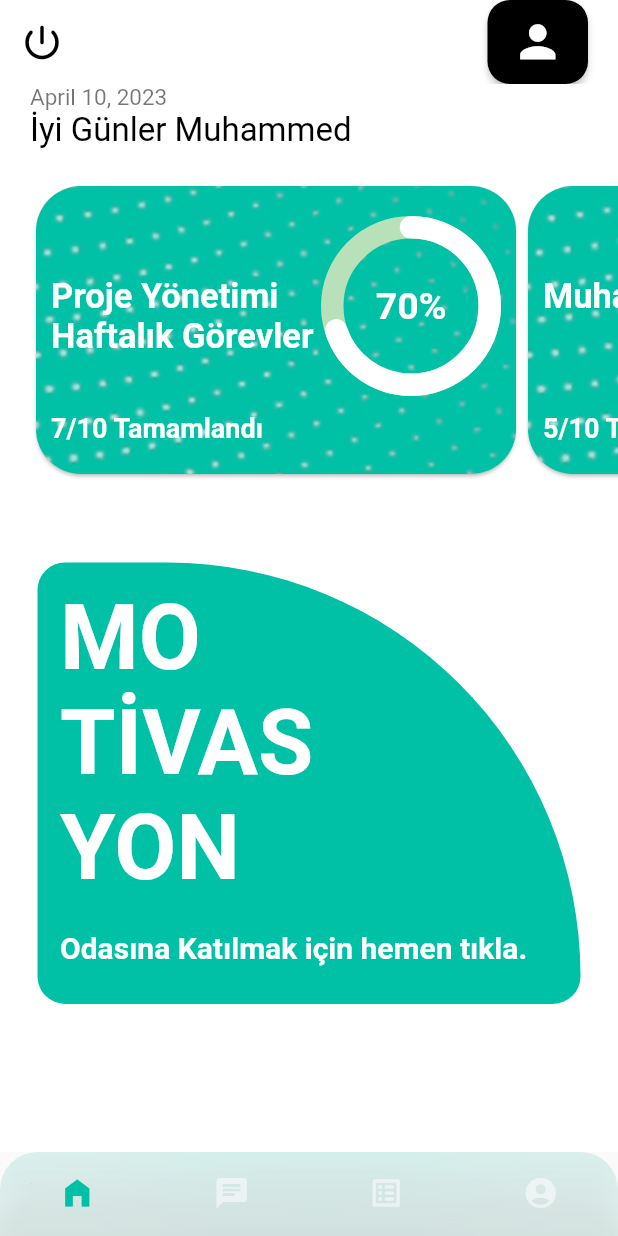
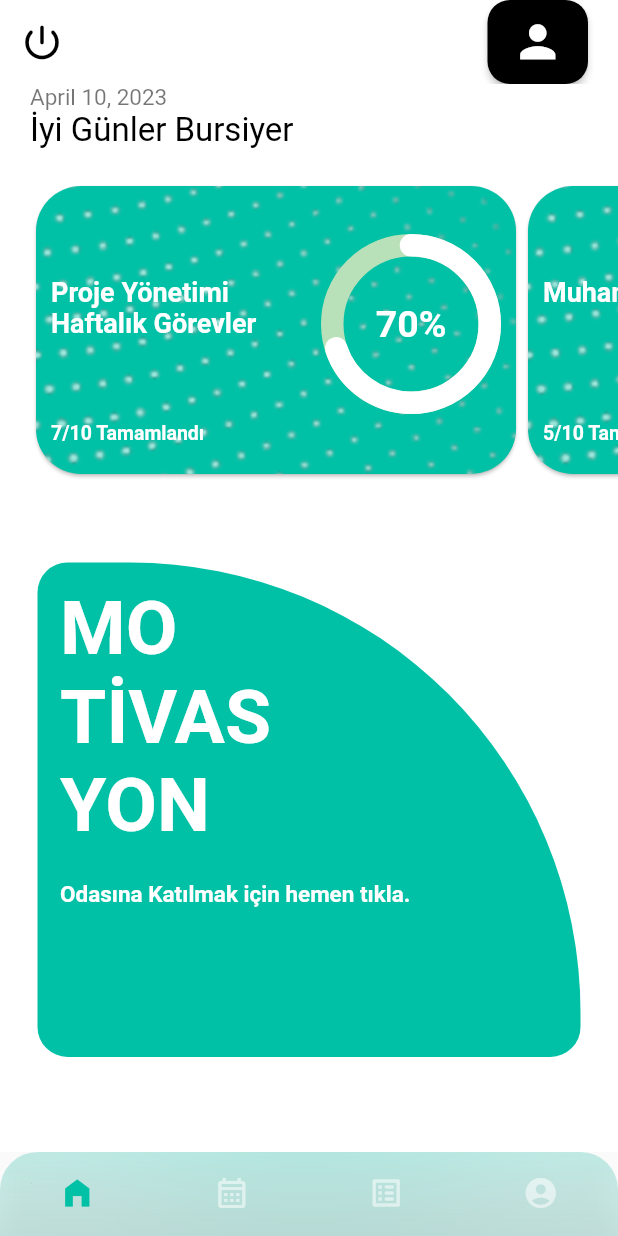
Before and after one commit to Oyun-ve-Uygulama-Akademisi-F18/Flutty, a Flutter app: the NavBar screen opened directly, on a phone screen of 412 x 824 dp. Run offline on Flutter 3.47's test engine with Material 2 defaults, Android fonts, the phone set to English and light mode, and no system bars; drawn by our look-alikes of percent_indicator; our stand-ins replace cloud_firestore, firebase_auth, firebase_core, flutter_riverpod, form_field_validator, freezed_annotation and 1 more; accounts and stored records are empty.

Commit message:
fix some bugs and change layouts

```diff
--- a/lib/constants/constants.dart
+++ b/lib/constants/constants.dart
@@ -28,7 +28,7 @@ class Constants {
   static const String splashScreen1SubTitle2 =
       'Flutty ile hem motivasyonumuzu toplayıp hemde ooo kocaaaaa \nTopluluğumuzdaki Görevlerimizi, Sorumluluklarımızı, ve sizler için Akademinin öngördüğü verimli vakit geçirebileceğiniz planlamalar sizleri bekliyor. ';
   static const String splashScreen1SubTitle3 =
-      'Kullanıcı Adı : OUA2023\nŞifre: 2023';
+      'Email ve Şifreni Girip Aramıza Katıl \n Eğer Kayıtlı Değilsen E mail ve Şifre Yazıp Kayıt ol Butonuna Tıklamayı Unutma...';
 
   /*-------------ActivityText------------*/
   static const String activityTextappbar = 'Aktiviteler';
@@ -53,13 +53,13 @@ class Constants {
   static const double marginActivitymid = 10.0;
   /*-------Activity Font Size-------*/
   static const double activityfontSizetittle = 25;
-  static const double activityfontSize = 20;
+  static const double activityfontSize = 12;
 /*------------Login Text--------*/
   static const String loginWelcome = 'Hoşgeldin';
   static const String loginlogin =
       'Oyun ve Uygulama Akademisinin Motivasyon \n Uygulamasında Seni Görmekten Mutluluk Duyuyoruz \n Hadi Hemen Giriş Yap ';
-  static const String loginErroxtext = "Lütfen Geçerli Bir Kullanıcı Adı Girin";
-  static const String loginUsertext = "Kullanıcı Adı";
+  static const String loginErroxtext = "Lütfen Geçerli Bir Email Adresi Girin";
+  static const String loginUsertext = "Email Adresi";
   static const String loginPasswordtext = 'Şifre';
   static const String loginUsercharackter =
       'Şifreniz En Fazla 10 Karekterden Olmalıdır';
@@ -70,11 +70,11 @@ class Constants {
   static const String loginUserother = 'Veya kullanarak bağlanın';
   static const String loginUser = 'Giriş Yap';
   static const String loginAlert = "Uyarı";
-  static const String loginUserincorrect = "Kullanıcı Adı veya Şifre Hatalıdır";
+  static const String loginUserincorrect = "Email Adresi veya Şifre Hatalıdır";
   static const String loginUserokey = "Tamam";
 /*-------------Profile Text-------*/
-  static const String profileAppbartext = 'Profile Page';
-  static const String profileStartext = 'Star Tab';
+  static const String profileAppbartext = 'Bursiyer Profili';
+  static const String profileStartext = 'Yıldız Bursiyerler';
 /*-----Profile FontWeight-FontSize ------*/
   static const profileFontweight = FontWeight.bold;
   static const double profilefontSize = 18.0;
--- a/lib/main.dart
+++ b/lib/main.dart
@@ -3,7 +3,6 @@ import 'package:flutter/material.dart';
 import 'package:flutter/services.dart';
 import 'package:flutter_riverpod/flutter_riverpod.dart';
 import 'pages/nav%20pages/splash_screen.dart';
-import 'widgets/nav_bar.dart';
 
 import 'firebase_options.dart';
 
--- a/lib/pages/nav pages/duties.dart
+++ b/lib/pages/nav pages/duties.dart
@@ -1,4 +1,5 @@
 import 'package:flutter/material.dart';
+import 'package:flutty/constants/constants.dart';
 import 'package:table_calendar/table_calendar.dart';
 
 import '../../utils.dart';
@@ -86,7 +87,8 @@ class DutiesState extends State<Duties> {
   Widget build(BuildContext context) {
     return Scaffold(
       appBar: AppBar(
-        title: const Text('TableCalendar - Events'),
+        backgroundColor: Constants.mainColor,
+        title: const Text('Görev Takip Takvimi'),
       ),
       body: Column(
         children: [
--- a/lib/pages/nav pages/home.dart
+++ b/lib/pages/nav pages/home.dart
@@ -24,7 +24,8 @@ class _HomeState extends State<Home> {
     return Scaffold(
       backgroundColor: Constants.whiteColor,
       appBar: _appbarDesign(),
-      body: Column(
+      body: SingleChildScrollView(
+        child: Column(
           children: [
             Padding(
               padding: const EdgeInsets.only(left: 20),
@@ -41,6 +42,7 @@ class _HomeState extends State<Home> {
             const MotivationRoom(),
           ],
         ),
+      ),
     );
   }
 
@@ -56,7 +58,7 @@ class _HomeState extends State<Home> {
               style: const TextStyle(fontSize: 15, color: Constants.greyColor),
             ),
             const Text(
-              "İyi Günler Muhammed",
+              "İyi Günler Bursiyer",
               style: TextStyle(fontSize: 22, color: Constants.blackColor),
             )
           ],
@@ -162,7 +164,7 @@ class MotivationRoom extends ConsumerWidget {
         },
         child: Container(
           width: MediaQuery.of(context).size.width,
-          height: MediaQuery.of(context).size.height / 2.8,
+          height: MediaQuery.of(context).size.height / 2.5,
           decoration: const BoxDecoration(
             color: Constants.mainColor,
             borderRadius: BorderRadius.only(
@@ -180,7 +182,7 @@ class MotivationRoom extends ConsumerWidget {
                 const Text(
                   'MO\nTİVAS\nYON',
                   style: TextStyle(
-                      fontSize: 60,
+                      fontSize: 50,
                       color: Colors.white,
                       fontWeight: FontWeight.bold),
                 ),
@@ -191,7 +193,7 @@ class MotivationRoom extends ConsumerWidget {
                   'Odasına Katılmak için hemen tıkla.',
                   textAlign: TextAlign.center,
                   style: TextStyle(
-                    fontSize: 20,
+                    fontSize: 15,
                     color: Colors.white,
                     fontWeight: FontWeight.bold,
                   ),
@@ -245,7 +247,7 @@ class HomePageDutiesCard extends StatelessWidget {
                   child: Text(
                     title[index],
                     style: const TextStyle(
-                        fontSize: 23,
+                        fontSize: 18,
                         fontWeight: FontWeight.w600,
                         color: Constants.whiteColor),
                   ),
@@ -256,14 +258,14 @@ class HomePageDutiesCard extends StatelessWidget {
                   child: Text(
                     completed[index],
                     style: const TextStyle(
-                        fontSize: 18,
+                        fontSize: 13,
                         fontWeight: FontWeight.bold,
                         color: Constants.whiteColor),
                   ),
                 ),
                 Positioned(
                   right: 10,
-                  top: 20,
+                  top: 32,
                   child: CircularPercentIndicator(
                     animation: true,
                     animationDuration: 1500,
--- a/lib/widgets/nav_bar.dart
+++ b/lib/widgets/nav_bar.dart
@@ -52,11 +52,12 @@ class _NavBarState extends State<NavBar> {
                 currentIndex: currentIndex,
                 items: const [
                   BottomNavigationBarItem(
-                      icon: Icon(Icons.home_filled), label: 'Home'),
+                      icon: Icon(Icons.home_filled), label: 'Anasayfa'),
                   BottomNavigationBarItem(
-                      icon: Icon(Icons.chat), label: 'Chat'),
+                      icon: Icon(Icons.calendar_month_outlined),
+                      label: 'Takvim'),
                   BottomNavigationBarItem(
-                      icon: Icon(Icons.list_alt_rounded), label: 'Appointment'),
+                      icon: Icon(Icons.list_alt_rounded), label: 'Aktiviteler'),
                   BottomNavigationBarItem(
                       icon: Icon(Icons.account_circle_rounded),
                       label: 'Profil'),
```
Also changed, not shown: lib/pages/login.dart (+4 -4 lines), lib/pages/nav pages/profile.dart (+6 -5 lines), lib/widgets/activitycontainer.dart (+4 -4 lines). Lines whose indentation alone changed are shown as unchanged.
